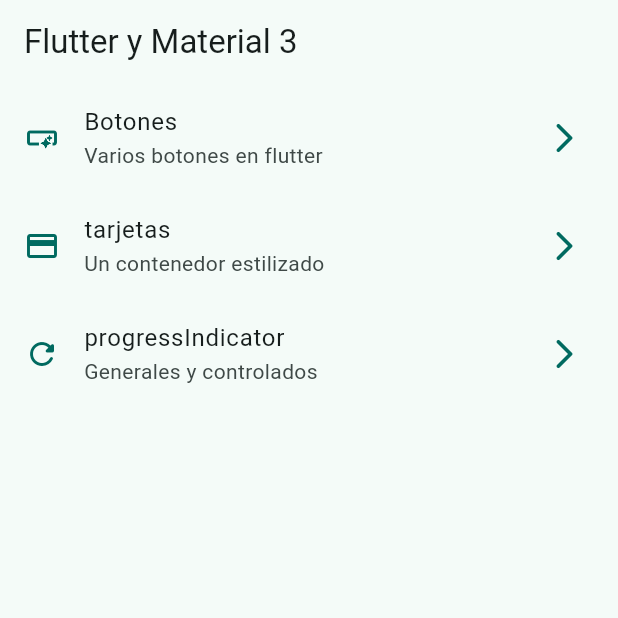
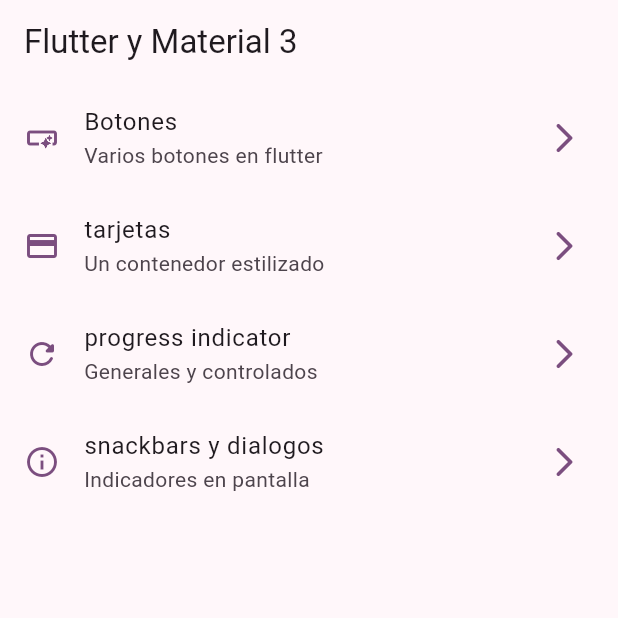
Before and after one commit to richardalv/widget_app, a Flutter app: the screen it shows after launch, on a phone screen of 412 x 824 dp, the top half of it. Run offline on Flutter 3.47's test engine with Material 3 defaults, Android fonts, the light colour scheme and no system bars; our stand-ins replace go_router.

Commit message:
add snackbar menu option and route

```diff
--- a/lib/config/menu/menu_items.dart
+++ b/lib/config/menu/menu_items.dart
@@ -25,8 +25,13 @@
       link: "/cards",
       icon: Icons.credit_card),
   MenuItem(
-      title: 'progressIndicator',
+      title: 'progress indicator',
       subtitle: 'Generales y controlados',
       link: "/progress",
-      icon: Icons.refresh_rounded)
+      icon: Icons.refresh_rounded),
+  MenuItem(
+      title: 'snackbars y dialogos',
+      subtitle: 'Indicadores en pantalla',
+      link: "/snackbars",
+      icon: Icons.info_outline),
 ];
--- a/lib/config/router/app_router.dart
+++ b/lib/config/router/app_router.dart
@@ -25,5 +25,10 @@
       name: ProgressScreen.name,
       builder: (context, state) => const ProgressScreen(),
     ),
+    GoRoute(
+      path: '/snackbars',
+      name: SnackbarScreen.name,
+      builder: (context, state) => const SnackbarScreen(),
+    ),
   ],
 );
--- a/lib/main.dart
+++ b/lib/main.dart
@@ -13,7 +13,7 @@
     return MaterialApp.router(
       routerConfig: appRouter,
       debugShowCheckedModeBanner: false,
-      theme: AppTheme(selectedColor: 1).getTheme(),
+      theme: AppTheme(selectedColor: 4).getTheme(),
       title: 'Material App',
     );
   }
--- a/lib/presentation/screens/snackbar/snackbar_screen.dart
+++ b/lib/presentation/screens/snackbar/snackbar_screen.dart
@@ -6,6 +6,10 @@
 
   @override
   Widget build(BuildContext context) {
-    return const Placeholder();
+    return Scaffold(
+      appBar: AppBar(
+        title: const Text("Snackbar y Dialogos"),
+      ),
+    );
   }
 }
```
